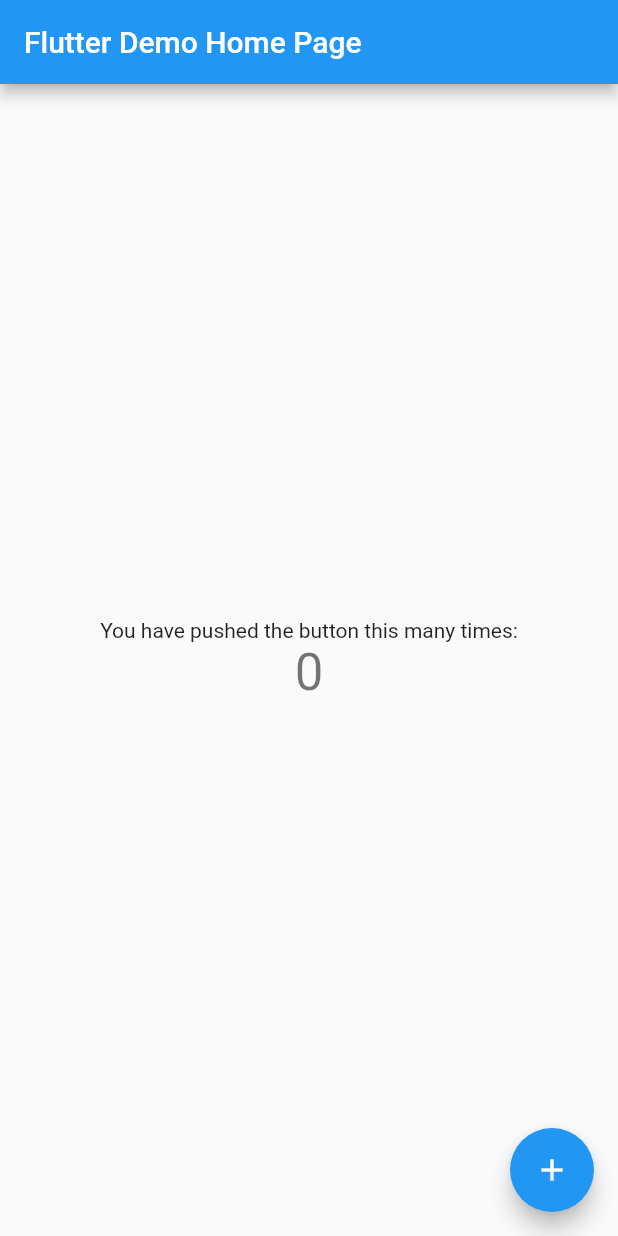
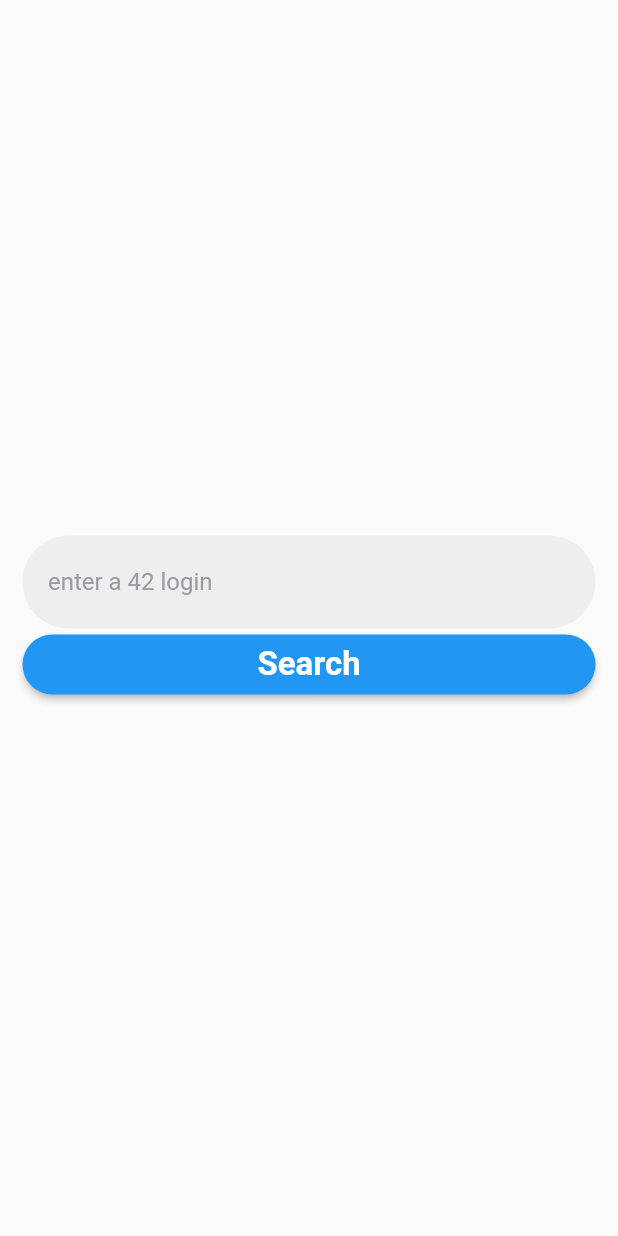
Before and after one commit to ahmed-elmenan/swifty, a Flutter app: the screen it shows after launch, on a phone screen of 412 x 824 dp. Run offline on Flutter 3.47's test engine with Material 2 defaults, Android fonts, the phone set to English and light mode, and no system bars; our stand-ins replace bloc, dartz, data_connection_checker, equatable, freezed_annotation, get_it and 1 more; missing offline and left inert: flutter_web_auth; generated files the repository leaves out were written again.

Commit message:
add authentication bloc logic and repository implementation

```diff
--- a/lib/core/error/failure.dart
+++ b/lib/core/error/failure.dart
@@ -12,3 +12,4 @@ abstract class Failure extends Equatable {
 
 // Genaral Failures
 class ServerFailure extends Failure {}
+class NetworkFailure extends Failure {}
--- a/lib/features/authentication/domain/repositories/auth_repository.dart
+++ b/lib/features/authentication/domain/repositories/auth_repository.dart
@@ -3,7 +3,9 @@ import 'package:swifty/core/error/failure.dart';
 import 'package:swifty/features/authentication/domain/entities/authorization_code.dart';
 import 'package:swifty/features/authentication/domain/entities/token.dart';
 
+import '../entities/authorization_code.dart';
+
 abstract class AuthRepository {
-  Future<Either<Failure, Token>> getToken(String code);
+  Future<Either<Failure, Token>> getToken(AuthorizationCode code);
   Future<Either<Failure, AuthorizationCode>> getAuthorizationCode();
 }
--- a/lib/features/authentication/domain/usecases/get_token.dart
+++ b/lib/features/authentication/domain/usecases/get_token.dart
@@ -2,13 +2,15 @@ import 'package:dartz/dartz.dart';
 import 'package:swifty/core/error/failure.dart';
 import 'package:swifty/features/authentication/domain/entities/token.dart';
 import 'package:swifty/features/authentication/domain/repositories/auth_repository.dart';
+
+import '../entities/authorization_code.dart';
 
 class GetToken {
   final AuthRepository repository;
 
   GetToken(this.repository);
 
-  Future<Either<Failure, Token>> call(String code) async{
+  Future<Either<Failure, Token>> call(AuthorizationCode code) async{
     return await repository.getToken(code);
   }
 }
--- /dev/null
+++ b/lib/features/authentication/presentation/pages/logins_42_search_page.dart
@@ -0,0 +1,80 @@
+import 'package:flutter/material.dart';
+
+class Logins42SearchPage extends StatefulWidget {
+  @override
+  _Logins42SearchPageState createState() => _Logins42SearchPageState();
+}
+
+class _Logins42SearchPageState extends State<Logins42SearchPage> {
+  TextEditingController loginController;
+
+  @override
+  void dispose() {
+    loginController.dispose();
+
+    super.dispose();
+  }
+
+  @override
+  void initState() {
+    loginController = TextEditingController();
+
+    super.initState();
+  }
+
+  @override
+  Widget build(BuildContext context) {
+    return Scaffold(
+      body: Container(
+        padding: EdgeInsets.symmetric(horizontal: 15),
+        color: Colors.grey[50],
+        child: Column(
+          mainAxisAlignment: MainAxisAlignment.center,
+          children: [
+            Form(
+              child: Container(
+                padding: EdgeInsets.symmetric(vertical: 7, horizontal: 17),
+                decoration: BoxDecoration(
+                  color: Colors.grey[200],
+                  borderRadius: BorderRadius.circular(32),
+                ),
+                child: TextField(
+                  controller: loginController,
+                  decoration: InputDecoration(
+                    hintText: "enter a 42 login",
+                    hintStyle: TextStyle(
+                      color: Color(0xFF979BA3),
+                    ),
+                    // filled: true,
+                    border: InputBorder.none,
+                  ),
+                ),
+              ),
+            ),
+            ElevatedButton(
+              child: Container(
+                width: double.infinity,
+                padding: EdgeInsets.symmetric(vertical: 7, horizontal: 17),
+                child: Center(
+                  child: Text(
+                    "Search",
+                    style: TextStyle(fontSize: 22, fontWeight: FontWeight.bold),
+                  ),
+                ),
+              ),
+              onPressed: () async {},
+              style: ElevatedButton.styleFrom(
+                // primary: GlobalTheme.kColorLime,
+                onPrimary: Colors.white,
+
+                shape: RoundedRectangleBorder(
+                  borderRadius: BorderRadius.circular(40.0),
+                ),
+              ),
+            ),
+          ],
+        ),
+      ),
+    );
+  }
+}
--- a/lib/main.dart
+++ b/lib/main.dart
@@ -1,113 +1,12 @@
 import 'package:flutter/material.dart';
 
-void main() {
-  runApp(MyApp());
+import 'features/authentication/presentation/pages/logins_42_search_page.dart';
+import 'injection_container.dart' as di;
+
+void main() async {
+  WidgetsFlutterBinding.ensureInitialized();
+  await di.init();
+  runApp(MaterialApp(
+    home: Logins42SearchPage(),
+  ));
 }
-
-class MyApp extends StatelessWidget {
-  // This widget is the root of your application.
-  @override
-  Widget build(BuildContext context) {
-    return MaterialApp(
-      title: 'Flutter Demo',
-      theme: ThemeData(
-        // This is the theme of your application.
-        //
-        // Try running your application with "flutter run". You'll see the
-        // application has a blue toolbar. Then, without quitting the app, try
-        // changing the primarySwatch below to Colors.green and then invoke
-        // "hot reload" (press "r" in the console where you ran "flutter run",
-        // or simply save your changes to "hot reload" in a Flutter IDE).
-        // Notice that the counter didn't reset back to zero; the application
-        // is not restarted.
-        primarySwatch: Colors.blue,
-      ),
-      home: MyHomePage(title: 'Flutter Demo Home Page'),
-    );
-  }
-}
-
-class MyHomePage extends StatefulWidget {
-  MyHomePage({Key key, this.title}) : super(key: key);
-
-  // This widget is the home page of your application. It is stateful, meaning
-  // that it has a State object (defined below) that contains fields that affect
-  // how it looks.
-
-  // This class is the configuration for the state. It holds the values (in this
-  // case the title) provided by the parent (in this case the App widget) and
-  // used by the build method of the State. Fields in a Widget subclass are
-  // always marked "final".
-
-  final String title;
-
-  @override
-  _MyHomePageState createState() => _MyHomePageState();
-}
-
-class _MyHomePageState extends State<MyHomePage> {
-  int _counter = 0;
-
-  void _incrementCounter() {
-    setState(() {
-      // This call to setState tells the Flutter framework that something has
-      // changed in this State, which causes it to rerun the build method below
-      // so that the display can reflect the updated values. If we changed
-      // _counter without calling setState(), then the build method would not be
-      // called again, and so nothing would appear to happen.
-      _counter++;
-    });
-  }
-
-  @override
-  Widget build(BuildContext context) {
-    // This method is rerun every time setState is called, for instance as done
-    // by the _incrementCounter method above.
-    //
-    // The Flutter framework has been optimized to make rerunning build methods
-    // fast, so that you can just rebuild anything that needs updating rather
-    // than having to individually change instances of widgets.
-    return Scaffold(
-      appBar: AppBar(
-        // Here we take the value from the MyHomePage object that was created by
-        // the App.build method, and use it to set our appbar title.
-        title: Text(widget.title),
-      ),
-      body: Center(
-        // Center is a layout widget. It takes a single child and positions it
-        // in the middle of the parent.
-        child: Column(
-          // Column is also a layout widget. It takes a list of children and
-          // arranges them vertically. By default, it sizes itself to fit its
-          // children horizontally, and tries to be as tall as its parent.
-          //
-          // Invoke "debug painting" (press "p" in the console, choose the
-          // "Toggle Debug Paint" action from the Flutter Inspector in Android
-          // Studio, or the "Toggle Debug Paint" command in Visual Studio Code)
-          // to see the wireframe for each widget.
-          //
-          // Column has various properties to control how it sizes itself and
-          // how it positions its children. Here we use mainAxisAlignment to
-          // center the children vertically; the main axis here is the vertical
-          // axis because Columns are vertical (the cross axis would be
-          // horizontal).
-          mainAxisAlignment: MainAxisAlignment.center,
-          children: <Widget>[
-            Text(
-              'You have pushed the button this many times:',
-            ),
-            Text(
-              '$_counter',
-              style: Theme.of(context).textTheme.headline4,
-            ),
-          ],
-        ),
-      ),
-      floatingActionButton: FloatingActionButton(
-        onPressed: _incrementCounter,
-        tooltip: 'Increment',
-        child: Icon(Icons.add),
-      ), // This trailing comma makes auto-formatting nicer for build methods.
-    );
-  }
-}
```
Also changed, not shown: lib/features/authentication/data/data_sources/auth_remote_data_source.dart (+5 -3 lines), lib/features/authentication/data/repositories/auth_repository_impl.dart (+23 -5 lines), lib/features/authentication/presentation/bloc/authentication_bloc.dart (+30 -6 lines), lib/features/authentication/presentation/bloc/authentication_event.dart (+5 -3 lines), lib/features/authentication/presentation/bloc/authentication_state.dart (+19 -4 lines), lib/injection_container.dart (added, +46 -0 lines), 1 other file.
